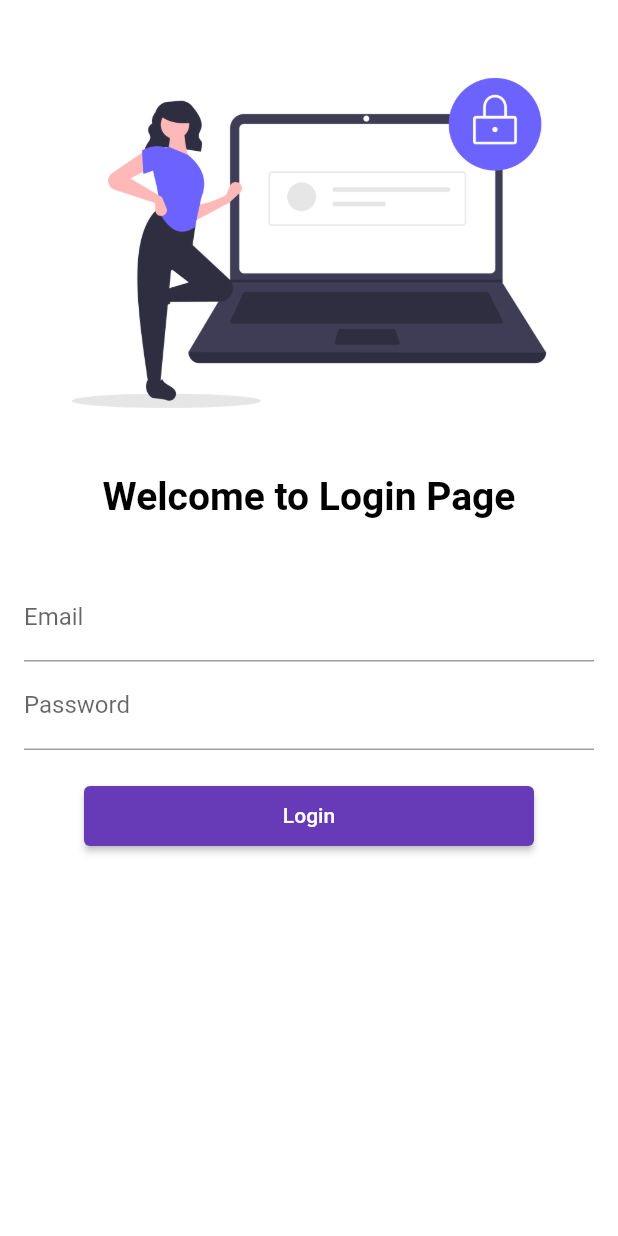
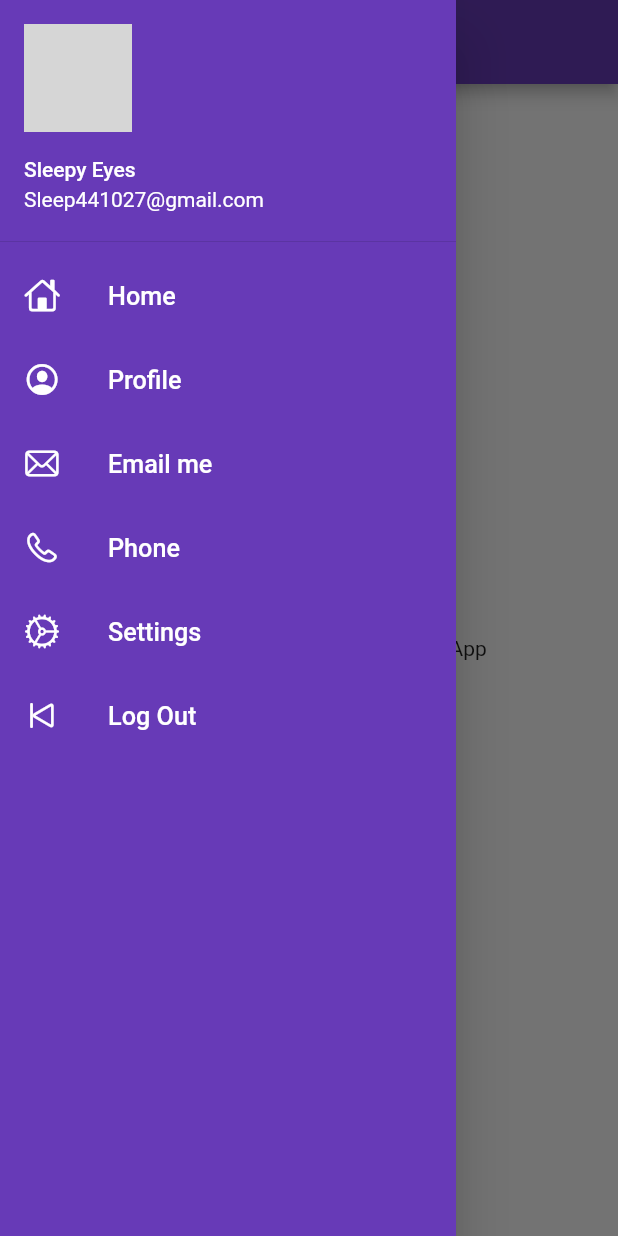
Before and after one commit to AhmadHere1/FlutterPractice, a Flutter app: the screen it shows after launch, with the side drawer open (before the commit the screen has no drawer), on a phone screen of 412 x 824 dp. Run offline on Flutter 3.47's test engine with Material 2 defaults, Android fonts, the phone set to English and light mode, and no system bars; network calls fail; grey boxes are pictures that could not be loaded.

Commit message:
day 7,8,9 completed

```diff
--- a/lib/main.dart
+++ b/lib/main.dart
@@ -21,15 +21,15 @@ class MyApp extends StatelessWidget {
       theme: ThemeData(
         primarySwatch: Colors.deepPurple,
       ),
-      debugShowCheckedModeBanner: true,
+      debugShowCheckedModeBanner: false,
       darkTheme: ThemeData(
         brightness: Brightness.dark,
         primaryColor: Colors.black,
       ),
       routes: {
-        "/": (context) => LoginPage(),
+        "/": (context) => HomePage(),
+        MyRoutes.homeRoute: (context) => HomePage(),
         MyRoutes.loginRoute: (context) => LoginPage(),
-        MyRoutes.homeRoute: (context) => HomePage(),
       },
     );
   }
--- a/lib/screens/home_page.dart
+++ b/lib/screens/home_page.dart
@@ -1,26 +1,24 @@
 // ignore_for_file: dead_code
 
+import 'package:first_project/widgets/drawer.dart';
 import 'package:flutter/material.dart';
 
 class HomePage extends StatelessWidget {
   final int days = 3;
-  final String name="Khan";
+  final String name = "Khan";
   const HomePage({Key? key}) : super(key: key);
 
   @override
   Widget build(BuildContext context) {
-
     return Scaffold(
       appBar: AppBar(
         title: const Text('App Bar'),
       ),
       body: Center(
-        child:Container(
-          child:Text(
-          'Hello World, This is my first Flutter App \n $name and i am really happy about $days')
-        )
-      ),
-      drawer: const Drawer(),
+          child: Container(
+              child: Text(
+                  'Hello World, This is my first Flutter App \n $name and i am really happy about $days'))),
+      drawer: MyDrawer(),
     );
   }
 }
--- a/lib/screens/login_page.dart
+++ b/lib/screens/login_page.dart
@@ -1,7 +1,13 @@
 import 'package:first_project/utils/routes.dart';
 import 'package:flutter/material.dart';
 
-class LoginPage extends StatelessWidget {
+class LoginPage extends StatefulWidget {
+  @override
+  State<LoginPage> createState() => _LoginPageState();
+}
+
+class _LoginPageState extends State<LoginPage> {
+  String name = "";
   @override
   Widget build(BuildContext context) {
     return Material(
@@ -20,7 +26,7 @@ class LoginPage extends StatelessWidget {
                 height: 12,
               ),
               Text(
-                'Welcome to Login Page',
+                'Welcome $name',
                 style: TextStyle(
                   fontSize: 26,
                   fontWeight: FontWeight.bold,
@@ -38,6 +44,10 @@ class LoginPage extends StatelessWidget {
                       labelText: 'Email',
                       hintText: 'Enter your email',
                     ),
+                    onChanged: (value) {
+                      name = value;
+                      setState(() {});
+                    },
                   ),
                   TextFormField(
                     obscureText: true,
--- /dev/null
+++ b/lib/widgets/drawer.dart
@@ -0,0 +1,91 @@
+import 'package:flutter/cupertino.dart';
+import 'package:flutter/material.dart';
+
+class MyDrawer extends StatelessWidget {
+  @override
+  Widget build(BuildContext context) {
+    return Drawer(
+      child: Container(
+        color: Colors.deepPurple,
+        child: ListView(children: [
+          DrawerHeader(
+              padding: EdgeInsets.zero,
+              child: UserAccountsDrawerHeader(
+                margin: EdgeInsets.zero,
+                accountName: Text('Sleepy Eyes'),
+                accountEmail: Text('Sleep441027@gmail.com'),
+                currentAccountPicture: CircleAvatar(
+                    backgroundImage: NetworkImage(
+                        'https://media.istockphoto.com/photos/smiling-mixed-race-mature-man-on-grey-background-picture-id1319763895')),
+              )),
+          ListTile(
+            leading: Icon(
+              CupertinoIcons.home,
+              color: Colors.white,
+            ),
+            title: Text(
+              'Home',
+              textScaleFactor: 1.2,
+              style: TextStyle(color: Colors.white),
+            ),
+          ),
+          ListTile(
+            leading: Icon(
+              CupertinoIcons.profile_circled,
+              color: Colors.white,
+            ),
+            title: Text(
+              'Profile',
+              textScaleFactor: 1.2,
+              style: TextStyle(color: Colors.white),
+            ),
+          ),
+          ListTile(
+            leading: Icon(
+              CupertinoIcons.mail,
+              color: Colors.white,
+            ),
+            title: Text(
+              'Email me',
+              textScaleFactor: 1.2,
+              style: TextStyle(color: Colors.white),
+            ),
+          ),
+          ListTile(
+            leading: Icon(
+              CupertinoIcons.phone,
+              color: Colors.white,
+            ),
+            title: Text(
+              'Phone',
+              textScaleFactor: 1.2,
+              style: TextStyle(color: Colors.white),
+            ),
+          ),
+          ListTile(
+            leading: Icon(
+              CupertinoIcons.settings,
+              color: Colors.white,
+            ),
+            title: Text(
+              'Settings',
+              textScaleFactor: 1.2,
+              style: TextStyle(color: Colors.white),
+            ),
+          ),
+          ListTile(
+            leading: Icon(
+              CupertinoIcons.backward_end,
+              color: Colors.white,
+            ),
+            title: Text(
+              'Log Out',
+              textScaleFactor: 1.2,
+              style: TextStyle(color: Colors.white),
+            ),
+          ),
+        ]),
+      ),
+    );
+  }
+}
```
